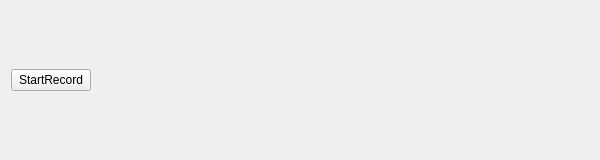
Qt form src/qscreenrecorder.ui (billlin0904/QScreenRecorder) before a commit.
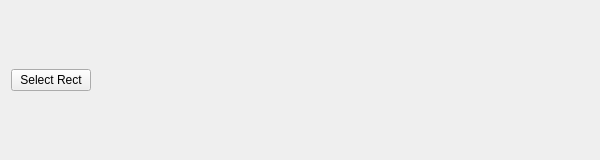
The same form after that commit.

What changed in the file:
```diff
--- a/src/qscreenrecorder.ui
+++ b/src/qscreenrecorder.ui
@@ -18,7 +18,7 @@
     <item>
      <widget class="QPushButton" name="startRecordButton">
       <property name="text">
-       <string>StartRecord</string>
+       <string>Select Rect</string>
       </property>
      </widget>
     </item>
```
Left out of the diff: 2 changed lines with no effect on the pictures.
